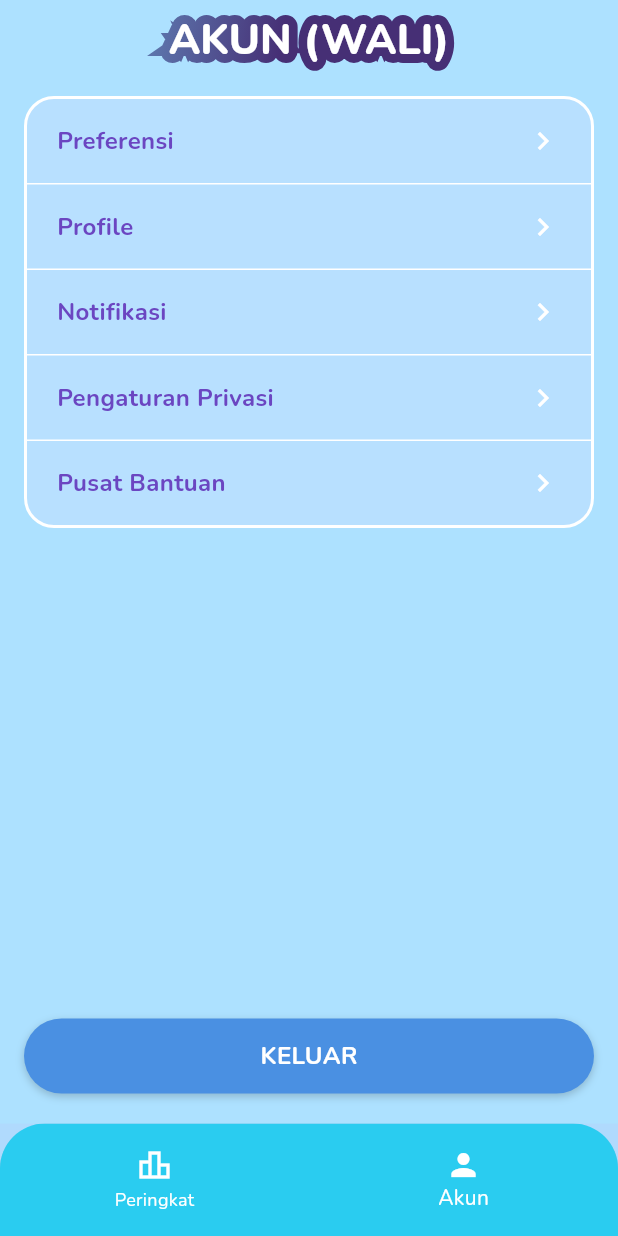
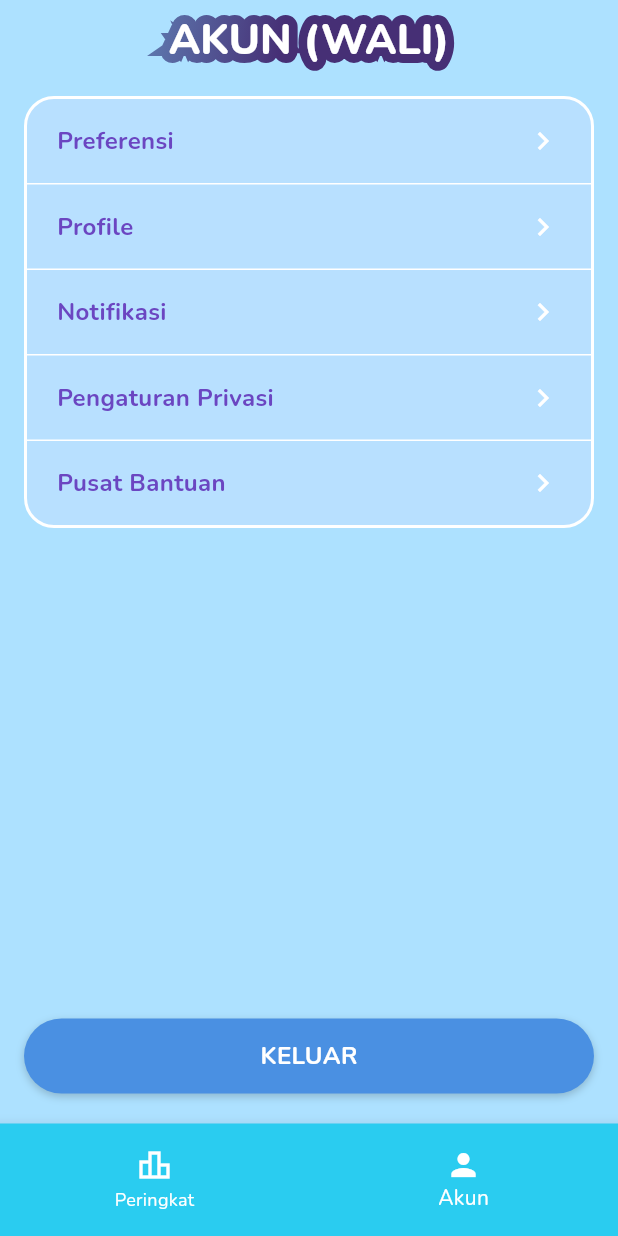
Before and after one commit to AbidinoNurkhiansyah/ciloka-mobile, a Flutter app: the MainParentView screen opened by its route, item 2 of the bottom bar chosen, on a phone screen of 412 x 824 dp. Run offline on Flutter 3.47's test engine with Material 3 defaults, Android fonts, the phone set to English and light mode, and no system bars; our stand-ins replace audioplayers, cached_network_image, camera, cloud_firestore, firebase_auth, firebase_core and 8 more; missing offline and left inert: google_mlkit_text_recognition; accounts and stored records are empty; project files that could hold a hidden picture were left out.

Commit message:
style(leaderboard & bottom navigationbar) : revice color & remove radius

```diff
--- a/lib/features/parent/views/main_parent_view.dart
+++ b/lib/features/parent/views/main_parent_view.dart
@@ -11,12 +11,7 @@ class MainParentView extends StatelessWidget {
     final vm = context.watch<NavigationParentViewmodel>();
     return Scaffold(
       body: vm.currentScreen,
-      bottomNavigationBar: ClipRRect(
-        borderRadius: BorderRadiusGeometry.only(
-          topRight: Radius.circular(30),
-          topLeft: Radius.circular(30),
-        ),
-        child: SizedBox(
+      bottomNavigationBar: SizedBox(
         height: 75,
         child: BottomNavigationBar(
           type: BottomNavigationBarType.fixed,
@@ -43,7 +38,6 @@ class MainParentView extends StatelessWidget {
           ],
         ),
       ),
-      ),
     );
   }
 }
--- a/lib/features/student/views/leaderboard_student_view.dart
+++ b/lib/features/student/views/leaderboard_student_view.dart
@@ -313,7 +313,7 @@ class _LeaderboardContent extends StatelessWidget {
         color: isMe ? Color(0xFFF0F4FF) : Colors.white,
         borderRadius: BorderRadius.circular(16),
         border: isMe
-            ? Border.all(color: Color(0xFF4A00E0), width: 1.5)
+            ? Border.all(color: Color(0xFF0090D4), width: 1.5)
             : Border.all(color: Colors.grey.shade100),
         boxShadow: [
           BoxShadow(
```
Lines whose indentation alone changed are shown as unchanged.
